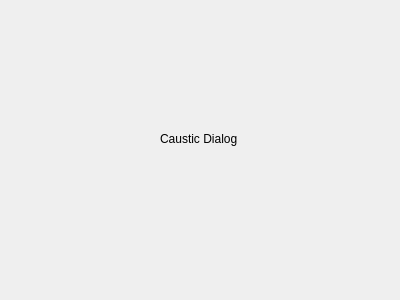
This is src/gui/forms/causticdialog.ui in Vriur/xfglenses as Qt 5 draws it before an edit. The edited form follows.
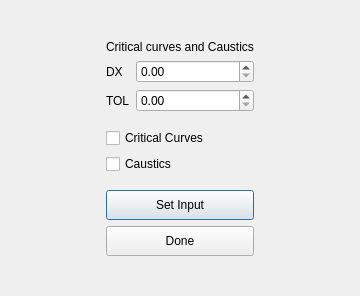
This is the edited form.

Commit message: GUI of Caustic Dialog, Fitting Dialog, Help Dialog & Track Dialog

Diff of the .ui file:
```diff
--- a/src/gui/forms/causticdialog.ui
+++ b/src/gui/forms/causticdialog.ui
@@ -6,26 +6,210 @@
    <rect>
     <x>0</x>
     <y>0</y>
-    <width>400</width>
-    <height>300</height>
+    <width>360</width>
+    <height>296</height>
    </rect>
   </property>
+  <property name="minimumSize">
+   <size>
+    <width>360</width>
+    <height>0</height>
+   </size>
+  </property>
   <property name="windowTitle">
    <string>Dialog</string>
   </property>
-  <widget class="QLabel" name="label">
-   <property name="geometry">
-    <rect>
-     <x>160</x>
-     <y>130</y>
-     <width>121</width>
-     <height>17</height>
-    </rect>
-   </property>
-   <property name="text">
-    <string>Caustic Dialog</string>
-   </property>
-  </widget>
+  <layout class="QGridLayout" name="gridLayout_2">
+   <item row="1" column="0">
+    <spacer name="horizontalSpacer">
+     <property name="orientation">
+      <enum>Qt::Horizontal</enum>
+     </property>
+     <property name="sizeHint" stdset="0">
+      <size>
+       <width>40</width>
+       <height>20</height>
+      </size>
+     </property>
+    </spacer>
+   </item>
+   <item row="0" column="1">
+    <spacer name="verticalSpacer_2">
+     <property name="orientation">
+      <enum>Qt::Vertical</enum>
+     </property>
+     <property name="sizeHint" stdset="0">
+      <size>
+       <width>20</width>
+       <height>40</height>
+      </size>
+     </property>
+    </spacer>
+   </item>
+   <item row="2" column="1">
+    <spacer name="verticalSpacer">
+     <property name="orientation">
+      <enum>Qt::Vertical</enum>
+     </property>
+     <property name="sizeHint" stdset="0">
+      <size>
+       <width>20</width>
+       <height>40</height>
+      </size>
+     </property>
+    </spacer>
+   </item>
+   <item row="1" column="1">
+    <layout class="QGridLayout" name="gridLayout">
+     <item row="0" column="0">
+      <widget class="QLabel" name="Title">
+       <property name="sizePolicy">
+        <sizepolicy hsizetype="Expanding" vsizetype="Expanding">
+         <horstretch>0</horstretch>
+         <verstretch>0</verstretch>
+        </sizepolicy>
+       </property>
+       <property name="text">
+        <string>&lt;html&gt;&lt;head/&gt;&lt;body&gt;&lt;p align=&quot;center&quot;&gt;Critical curves and Caustics&lt;/p&gt;&lt;/body&gt;&lt;/html&gt;</string>
+       </property>
+      </widget>
+     </item>
+     <item row="3" column="0">
+      <layout class="QVBoxLayout" name="verticalLayout">
+       <item>
+        <widget class="QCheckBox" name="CriticalCurvesChkBox">
+         <property name="text">
+          <string>Critical Curves</string>
+         </property>
+        </widget>
+       </item>
+       <item>
+        <widget class="QCheckBox" name="CausticsChkBox">
+         <property name="text">
+          <string>Caustics</string>
+         </property>
+        </widget>
+       </item>
+       <item>
+        <spacer name="verticalSpacer_4">
+         <property name="orientation">
+          <enum>Qt::Vertical</enum>
+         </property>
+         <property name="sizeType">
+          <enum>QSizePolicy::Fixed</enum>
+         </property>
+         <property name="sizeHint" stdset="0">
+          <size>
+           <width>20</width>
+           <height>10</height>
+          </size>
+         </property>
+        </spacer>
+       </item>
+       <item>
+        <widget class="QPushButton" name="SetInputBtn">
+         <property name="minimumSize">
+          <size>
+           <width>120</width>
+           <height>30</height>
+          </size>
+         </property>
+         <property name="text">
+          <string>Set Input</string>
+         </property>
+        </widget>
+       </item>
+       <item>
+        <widget class="QPushButton" name="DoneBtn">
+         <property name="minimumSize">
+          <size>
+           <width>120</width>
+           <height>30</height>
+          </size>
+         </property>
+         <property name="text">
+          <string>Done</string>
+         </property>
+        </widget>
+       </item>
+      </layout>
+     </item>
+     <item row="1" column="0">
+      <layout class="QFormLayout" name="formLayout">
+       <item row="0" column="0">
+        <widget class="QLabel" name="label">
+         <property name="text">
+          <string>DX</string>
+         </property>
+        </widget>
+       </item>
+       <item row="0" column="1">
+        <widget class="QDoubleSpinBox" name="DXSpnBox">
+         <property name="sizePolicy">
+          <sizepolicy hsizetype="Expanding" vsizetype="Fixed">
+           <horstretch>0</horstretch>
+           <verstretch>0</verstretch>
+          </sizepolicy>
+         </property>
+         <property name="minimumSize">
+          <size>
+           <width>90</width>
+           <height>0</height>
+          </size>
+         </property>
+        </widget>
+       </item>
+       <item row="1" column="0">
+        <widget class="QLabel" name="label_2">
+         <property name="text">
+          <string>TOL</string>
+         </property>
+        </widget>
+       </item>
+       <item row="1" column="1">
+        <widget class="QDoubleSpinBox" name="TOLSpnBox">
+         <property name="sizePolicy">
+          <sizepolicy hsizetype="Expanding" vsizetype="Fixed">
+           <horstretch>0</horstretch>
+           <verstretch>0</verstretch>
+          </sizepolicy>
+         </property>
+        </widget>
+       </item>
+      </layout>
+     </item>
+     <item row="2" column="0">
+      <spacer name="verticalSpacer_3">
+       <property name="orientation">
+        <enum>Qt::Vertical</enum>
+       </property>
+       <property name="sizeType">
+        <enum>QSizePolicy::Fixed</enum>
+       </property>
+       <property name="sizeHint" stdset="0">
+        <size>
+         <width>20</width>
+         <height>10</height>
+        </size>
+       </property>
+      </spacer>
+     </item>
+    </layout>
+   </item>
+   <item row="1" column="2">
+    <spacer name="horizontalSpacer_2">
+     <property name="orientation">
+      <enum>Qt::Horizontal</enum>
+     </property>
+     <property name="sizeHint" stdset="0">
+      <size>
+       <width>40</width>
+       <height>20</height>
+      </size>
+     </property>
+    </spacer>
+   </item>
+  </layout>
  </widget>
  <resources/>
  <connections/>
```
Left out of the diff: 2 changed lines with no effect on the pictures. The commit also changes 12 other files.
